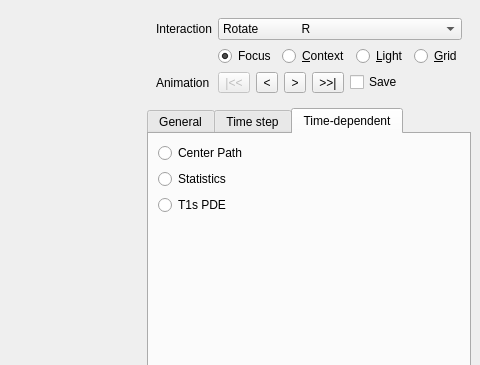
This is MainWindow.ui in danlipsa/foamvis as Qt 5 draws it before an edit; both pictures show x 563 to 1043 and y 0 to 365 of the 1043 by 596 pixel window. The edited form follows.
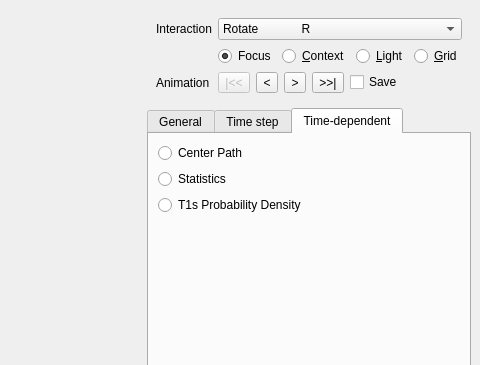
This is the edited form. The open tabs and pages were chosen to show the change. Custom widgets are drawn as their Qt base class.

```diff
--- a/MainWindow.ui
+++ b/MainWindow.ui
@@ -1571,7 +1571,7 @@
            <item>
             <widget class="QRadioButton" name="radioButtonT1sPDE">
              <property name="text">
-              <string>T1s PDE</string>
+              <string>T1s Probability Density</string>
              </property>
              <attribute name="buttonGroup">
               <string>buttonGroupViewType</string>
```
Left out of the diff: 4 changed lines with no effect on the pictures.
